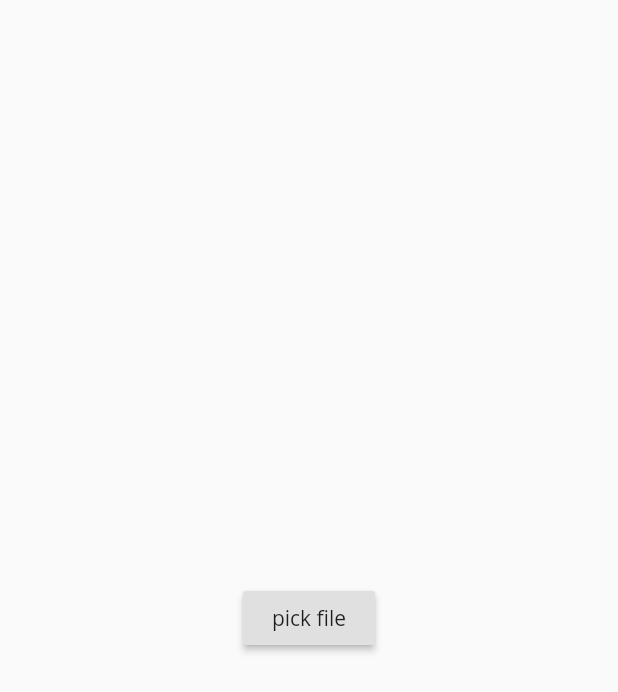
After one commit to ruan65/flutter_web_playground, a Flutter app: the FilePickerDemo screen opened directly, after a tap on "pick file", on a phone screen of 412 x 824 dp. The commit adds this screen. Shown: the top 692 px of the screen. Run offline on Flutter 3.47's test engine with Material 2 defaults, Android fonts, the phone set to English and light mode, and no system bars; our stand-ins replace get_it, provider_architecture, responsive_builder; missing offline and left inert: dart:html.

Commit message:
file picker

```diff
--- a/lib/routing/router.dart
+++ b/lib/routing/router.dart
@@ -1,7 +1,7 @@
 import 'package:flutter/material.dart';
 import 'package:flutter_web_playground/routing/route_names.dart';
-import 'package:flutter_web_playground/views/about/aboute_view.dart';
 import 'package:flutter_web_playground/views/episodes/episodes_view.dart';
+import 'package:flutter_web_playground/views/file_picker/file_picker_view.dart';
 import 'package:flutter_web_playground/views/home/home_view.dart';
 
 Route<dynamic> generateRoute(RouteSettings settings) {
@@ -9,7 +9,7 @@ Route<dynamic> generateRoute(RouteSettings settings) {
     case homeRoute:
       return _getPageRoute(HomeView());
     case aboutRoute:
-      return _getPageRoute(AboutView());
+      return _getPageRoute(FilePickerDemo());
     case episodesRoute:
       return _getPageRoute(EpisodesView());
     default:
--- a/lib/services/navigation_service.dart
+++ b/lib/services/navigation_service.dart
@@ -7,5 +7,5 @@ class NavigationService {
     return navigatorKey.currentState.pushNamed(routeName);
   }
 
-  bool goBack() => navigatorKey.currentState.pop();
+  goBack() => navigatorKey.currentState.pop();
 }
--- /dev/null
+++ b/lib/views/file_picker/file_picker_view.dart
@@ -0,0 +1,59 @@
+import 'dart:html';
+import 'dart:typed_data';
+
+import 'package:flutter/material.dart';
+
+class FilePickerDemo extends StatefulWidget {
+  @override
+  _FilePickerDemoState createState() => _FilePickerDemoState();
+}
+
+class _FilePickerDemoState extends State<FilePickerDemo> {
+  Uint8List uploadedImage;
+  String optionText = 'no text';
+
+  @override
+  Widget build(BuildContext context) {
+    return Scaffold(
+      body: Center(
+        child: RaisedButton(
+          child: Text('pick file'),
+          onPressed: _startFilePicker,
+        ),
+      ),
+    );
+  }
+
+  _startFilePicker() async {
+    InputElement uploadInput = FileUploadInputElement();
+    uploadInput.click();
+
+    uploadInput.onChange.listen((e) {
+      // read file content as dataURL
+      final files = uploadInput.files;
+      if (files.length == 1) {
+        final file = files[0];
+        FileReader reader = FileReader();
+
+        print('file: $file');
+
+        reader.onLoadEnd.listen((e) {
+          print('load ends: $e');
+//          print('reader result: ${reader.result}');
+
+          setState(() {
+            uploadedImage = reader.result;
+          });
+        });
+
+        reader.onError.listen((fileEvent) {
+          setState(() {
+            optionText = "Some Error occured while reading the file";
+          });
+        });
+
+        reader.readAsArrayBuffer(file);
+      }
+    });
+  }
+}
--- a/lib/widgets/nav_drawer/nav_drawer.dart
+++ b/lib/widgets/nav_drawer/nav_drawer.dart
@@ -18,7 +18,7 @@ class NavigationDrawer extends StatelessWidget {
         children: <Widget>[
           NavigationDrawerHeader(),
           NavDrawerItem('Episodes', Icons.videocam, episodesRoute),
-          NavDrawerItem('About', Icons.help, aboutRoute),
+          NavDrawerItem('File picker', Icons.help, aboutRoute),
           NavDrawerItem('Home', Icons.help, homeRoute),
         ],
       ),
--- a/lib/widgets/navigation_bar/nav_bar_tablet_desktop.dart
+++ b/lib/widgets/navigation_bar/nav_bar_tablet_desktop.dart
@@ -18,7 +18,7 @@ class NavBarTabletDesktop extends StatelessWidget {
             children: [
               NavBarItem('Episodes', episodesRoute),
               SizedBox(width: 20),
-              NavBarItem('About', aboutRoute),
+              NavBarItem('File picker', aboutRoute),
               SizedBox(width: 20),
               NavBarItem('Home', homeRoute),
             ],
--- a/pubspec.yaml
+++ b/pubspec.yaml
@@ -17,6 +17,8 @@ environment:
   sdk: ">=2.1.0 <3.0.0"
 
 dependencies:
+  html:
+  file_picker: ^1.9.0+1
   http:
   get_it:
   responsive_builder:
```
Also changed, not shown: lib/views/about/aboute_view.dart (deleted, +0 -13 lines), pubspec.lock, 8 other files.
